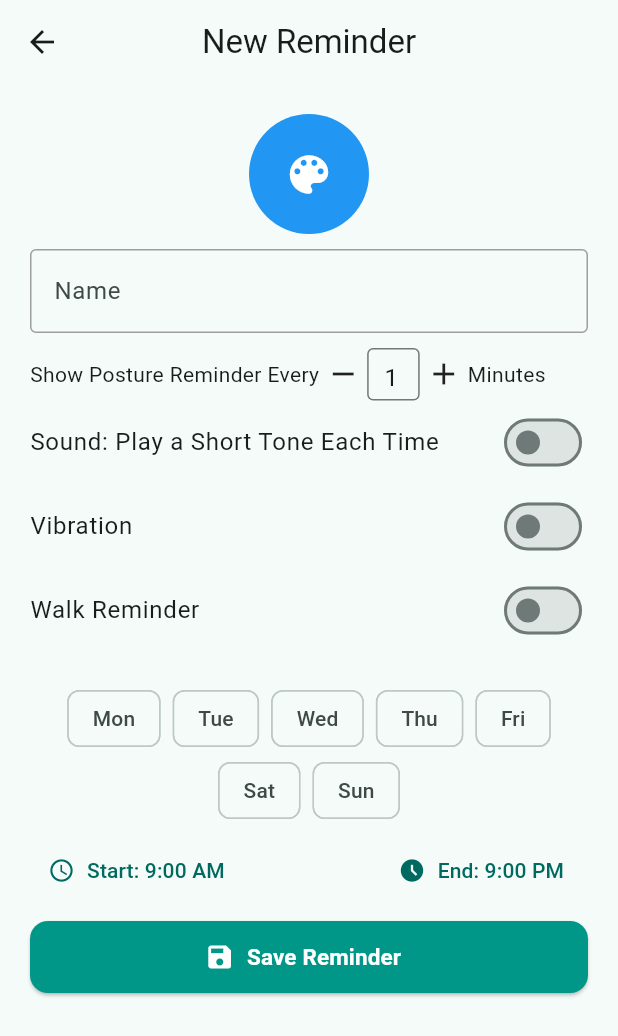
After one commit to soelz4/back-in-line, a Flutter app: the ReminderFormPage screen opened directly, on a phone screen of 412 x 824 dp. The commit adds this screen. Shown: the top 1036 px of the screen. Run offline on Flutter 3.47's test engine with Material 3 defaults, Android fonts, the phone set to English and light mode, and no system bars; our stand-ins replace lottie, shared_preferences; accounts and stored records are empty; statements that could not run were skipped.

Commit message:
Pages Updated

```diff
--- /dev/null
+++ b/lib/pages/reminder_form_page.dart
@@ -0,0 +1,331 @@
+import 'package:back_in_line/data/consts.dart';
+import 'package:back_in_line/data/reminder/reminder.dart';
+import 'package:back_in_line/data/reminder/reminder_manager.dart';
+import 'package:back_in_line/widgets/reminder/color_picker_bottom_sheet.dart';
+import 'package:back_in_line/widgets/reminder/day_selector.dart';
+import 'package:back_in_line/widgets/reminder/posture_reminder.dart';
+import 'package:back_in_line/widgets/reminder/sound_toggle.dart';
+import 'package:back_in_line/widgets/reminder/time_picker.dart';
+import 'package:back_in_line/widgets/reminder/vibration_toggle.dart';
+import 'package:back_in_line/widgets/reminder/walk_reminder.dart';
+import 'package:flutter/material.dart';
+
+class ReminderFormPage extends StatefulWidget {
+  const ReminderFormPage({super.key, this.existingReminder, this.index});
+
+  final Reminder? existingReminder;
+  final int? index;
+
+  @override
+  State<ReminderFormPage> createState() => ReminderFormPageState();
+}
+
+class ReminderFormPageState extends State<ReminderFormPage> {
+  // Temporary switch values
+  late bool tempIsSoundEnabled;
+  late bool tempIsVibrationEnabled;
+  late bool tempIsWalkReminderEnabled;
+
+  // Color
+  Color selectedColor = Colors.blue;
+
+  // Name
+  final TextEditingController nameController = TextEditingController();
+  late String name;
+  bool isNameInvalid = false;
+
+  // Posture Reminder
+  int postureReminderInterval = 1;
+  late final TextEditingController postureController;
+  final postureFocusNode = FocusNode();
+  bool isPostureInvalid = false;
+
+  // Walk Reminder
+  int walkReminderInterval = 1;
+  late final TextEditingController walkController;
+  final walkFocusNode = FocusNode();
+  bool isWalkInvalid = false;
+
+  // Time and Day
+  List<String> selectedDays = [];
+  TimeOfDay startAt = TimeOfDay(hour: 9, minute: 0);
+  TimeOfDay endAt = TimeOfDay(hour: 21, minute: 0);
+
+  // Increment Posture
+  void incrementPosture() {
+    if (postureReminderInterval < 99) {
+      setState(() {
+        postureReminderInterval++;
+        postureController.text = postureReminderInterval.toString();
+        isPostureInvalid = false;
+      });
+    }
+  }
+
+  // Decrement Posture
+  void decrementPosture() {
+    if (postureReminderInterval > 0) {
+      setState(() {
+        postureReminderInterval--;
+        postureController.text = postureReminderInterval.toString();
+        isPostureInvalid = false;
+      });
+    }
+  }
+
+  // Posture Text Change
+  void onPostureTextChanged(String val) {
+    final num = int.tryParse(val);
+    if (num != null && num >= 0 && num <= 99) {
+      setState(() {
+        postureReminderInterval = num;
+        isPostureInvalid = false;
+      });
+    } else {
+      setState(() => isPostureInvalid = true);
+    }
+  }
+
+  // Increment Walk
+  void incrementWalk() {
+    if (walkReminderInterval < 99) {
+      setState(() {
+        walkReminderInterval++;
+        walkController.text = walkReminderInterval.toString();
+        isWalkInvalid = false;
+      });
+    }
+  }
+
+  // Decrement Walk
+  void decrementWalk() {
+    if (walkReminderInterval > 0) {
+      setState(() {
+        walkReminderInterval--;
+        walkController.text = walkReminderInterval.toString();
+        isWalkInvalid = false;
+      });
+    }
+  }
+
+  // Walk Text Change
+  void onWalkTextChanged(String val) {
+    final num = int.tryParse(val);
+    if (num != null && num >= 0 && num <= 99) {
+      setState(() {
+        walkReminderInterval = num;
+        isWalkInvalid = false;
+      });
+    } else {
+      setState(() => isWalkInvalid = true);
+    }
+  }
+
+  @override
+  void initState() {
+    super.initState();
+
+    final r = widget.existingReminder;
+
+    nameController.text = r?.name ?? '';
+    selectedColor = r?.color ?? Colors.blue;
+    postureReminderInterval = r?.postureInterval ?? 1;
+    walkReminderInterval = r?.walkInterval ?? 1;
+
+    tempIsSoundEnabled = r?.soundEnabled ?? false;
+    tempIsVibrationEnabled = r?.vibrationEnabled ?? false;
+    tempIsWalkReminderEnabled = r?.walkReminderEnabled ?? false;
+
+    selectedDays = r?.days ?? [];
+    startAt = r?.startAt ?? TimeOfDay(hour: 9, minute: 0);
+    endAt = r?.endAt ?? TimeOfDay(hour: 21, minute: 0);
+
+    postureController = TextEditingController(
+      text: postureReminderInterval.toString(),
+    );
+    walkController = TextEditingController(
+      text: walkReminderInterval.toString(),
+    );
+  }
+
+  @override
+  Widget build(BuildContext context) {
+    return Scaffold(
+      appBar: AppBar(
+        title: Text(
+          widget.existingReminder != null ? "Edit Reminder" : "New Reminder",
+        ),
+        centerTitle: true,
+        automaticallyImplyLeading: false,
+        leading: BackButton(
+          onPressed: () {
+            Navigator.pop(context);
+          },
+        ),
+      ),
+      body: SingleChildScrollView(
+        child: Padding(
+          padding: EdgeInsets.all(20),
+          child: Column(
+            children: [
+              ColorPickerCircle(
+                selectedColor: selectedColor,
+                availableColors: AppColor.availableColors,
+                onColorSelected: (color) {
+                  setState(() {
+                    selectedColor = color;
+                  });
+                },
+              ),
+              SizedBox(height: 10),
+              TextFormField(
+                controller: nameController,
+                decoration: InputDecoration(
+                  labelText: 'Name',
+                  border: OutlineInputBorder(),
+                  errorText: isNameInvalid ? 'Name is Required' : null,
+                  focusedBorder: OutlineInputBorder(
+                    borderSide: BorderSide(
+                      color:
+                          isNameInvalid
+                              ? Colors.red
+                              : Theme.of(context).colorScheme.primary,
+                    ),
+                  ),
+                  enabledBorder: OutlineInputBorder(
+                    borderSide: BorderSide(
+                      color: isNameInvalid ? Colors.red : Colors.grey,
+                    ),
+                  ),
+                ),
+                onChanged: (value) {
+                  setState(() {
+                    name = value;
+                    isNameInvalid =
+                        false; // Clear error when user starts typing
+                  });
+                },
+              ),
+              SizedBox(height: 10),
+              PostureReminderRow(
+                controller: postureController,
+                focusNode: postureFocusNode,
+                isInvalid: isPostureInvalid,
+                onIncrement: incrementPosture,
+                onDecrement: decrementPosture,
+                onTextChanged: onPostureTextChanged,
+              ),
+              SoundToggleRow(
+                value: tempIsSoundEnabled,
+                onChanged: (bool? value) {
+                  setState(() {
+                    tempIsSoundEnabled = value ?? false;
+                  });
+                },
+              ),
+              VibrationToggleRow(
+                value: tempIsVibrationEnabled,
+                onChanged: (bool? value) {
+                  setState(() {
+                    tempIsVibrationEnabled = value ?? false;
+                  });
+                },
+              ),
+              WalkReminderRow(
+                isEnabled: tempIsWalkReminderEnabled,
+                interval: walkReminderInterval,
+                controller: walkController,
+                focusNode: walkFocusNode,
+                isInvalid: isWalkInvalid,
+                onToggle: (bool? value) {
+                  setState(() {
+                    tempIsWalkReminderEnabled = value ?? false;
+                  });
+                },
+                onIncrement: incrementWalk,
+                onDecrement: decrementWalk,
+                onTextChanged: onWalkTextChanged,
+              ),
+              SizedBox(height: 20),
+              DaySelector(
+                selectedDays: selectedDays,
+                onChanged: (days) {
+                  setState(() {
+                    selectedDays = days;
+                  });
+                },
+              ),
+              SizedBox(height: 5),
+              TimePicker(
+                startAt: startAt,
+                endAt: endAt,
+                onStartTimeChanged: (time) {
+                  setState(() {
+                    startAt = time;
+                  });
+                },
+                onEndTimeChanged: (time) {
+                  setState(() {
+                    endAt = time;
+                  });
+                },
+              ),
+              SizedBox(height: 10),
+              SizedBox(
+                width: double.infinity,
+                height: 48,
+                child: ElevatedButton.icon(
+                  icon: Icon(Icons.save, size: 20, color: Colors.white),
+                  style: ElevatedButton.styleFrom(
+                    backgroundColor: Colors.teal,
+                    shape: RoundedRectangleBorder(
+                      borderRadius: BorderRadius.circular(12),
+                    ),
+                  ),
+                  label: Text(
+                    "Save Reminder",
+                    style: TextStyle(
+                      fontSize: 15,
+                      fontWeight: FontWeight.bold,
+                      color: Colors.white,
+                    ),
+                  ),
+                  onPressed: () {
+                    if (nameController.text.trim().isEmpty) {
+                      setState(() => isNameInvalid = true);
+                      ScaffoldMessenger.of(context).showSnackBar(
+                        SnackBar(content: Text("Please Enter a Name")),
+                      );
+                      return;
+                    }
+                    final newReminder = Reminder(
+                      name: nameController.text.trim(),
+                      color: selectedColor,
+                      postureInterval: postureReminderInterval,
+                      soundEnabled: tempIsSoundEnabled,
+                      vibrationEnabled: tempIsVibrationEnabled,
+                      walkReminderEnabled: tempIsWalkReminderEnabled,
+                      walkInterval: walkReminderInterval,
+                      days: selectedDays,
+                      startAt: startAt,
+                      endAt: endAt,
+                    );
+                    if (widget.index != null) {
+                      ReminderManager.updateReminder(
+                        widget.index!,
+                        newReminder,
+                      );
+                    } else {
+                      ReminderManager.addReminder(newReminder);
+                    }
+                    Navigator.pop(context);
+                  },
+                ),
+              ),
+            ],
+          ),
+        ),
+      ),
+    );
+  }
+}
```
Also changed, not shown: lib/pages/reminders_page.dart (added, +129 -0 lines), lib/pages/settings_page.dart (added, +21 -0 lines), lib/pages/splash_page.dart (+23 -2 lines), lib/pages/welcome/welcome_page.dart (deleted, +0 -16 lines), lib/pages/welcome/widgets/welcome_body.dart (deleted, +0 -26 lines), lib/pages/welcome/widgets/welcome_dots.dart (deleted, +0 -27 lines), lib/pages/welcome/widgets/welcome_get_started_button.dart (deleted, +0 -33 lines), lib/pages/welcome/widgets/welcome_pageview.dart (deleted, +0 -77 lines), lib/pages/welcome_page.dart (added, +64 -0 lines).
